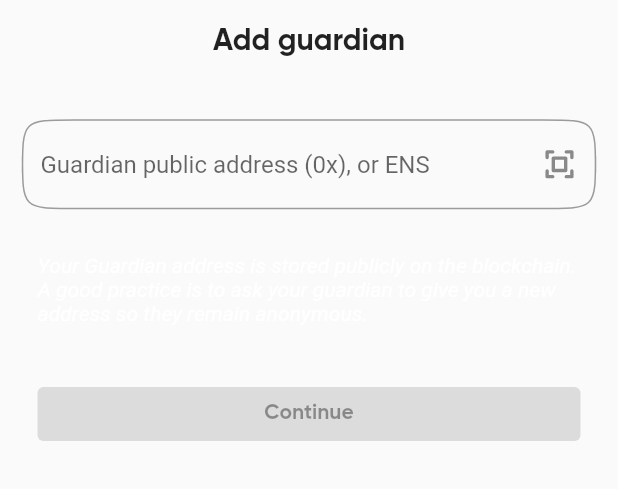
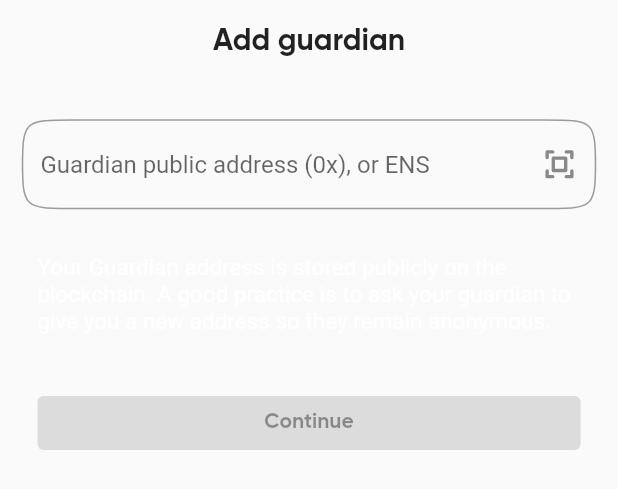
Before and after one commit to candidelabs/candide-mobile-app, a Flutter app: the GuardianAddressSheet widget shown alone on an empty page, opened directly with empty values, on a phone screen of 412 x 824 dp. Shown: the top 489 px of the screen. Run offline on Flutter 3.47's test engine with Material 2 defaults, Android fonts, the light colour scheme and no system bars; our stand-ins replace bot_toast, dio, flutter_dotenv, flutter_svg, font_awesome_flutter, get and 13 more; missing offline and left inert: biometric_storage, blockies, ens_dart, eth_sig_util, event_bus, fancy_password_field and 7 more; accounts and stored records are empty; statements that could not run were skipped; project files that could hold a hidden picture were left out.

Commit message:
remove italic from guardian description (not very readable on large iphones)

```diff
--- a/lib/screens/home/guardians/guardian_address_sheet.dart
+++ b/lib/screens/home/guardians/guardian_address_sheet.dart
@@ -47,7 +47,7 @@
             child: RichText(
               text: const TextSpan(
                   text: "Your Guardian address is stored publicly on the blockchain. A good practice is to ask your guardian to give you a new address so they remain anonymous.",
-                  style: TextStyle(fontStyle: FontStyle.italic),
+                  style: TextStyle(fontSize: 15),
               ),
             ),
           ),
```
